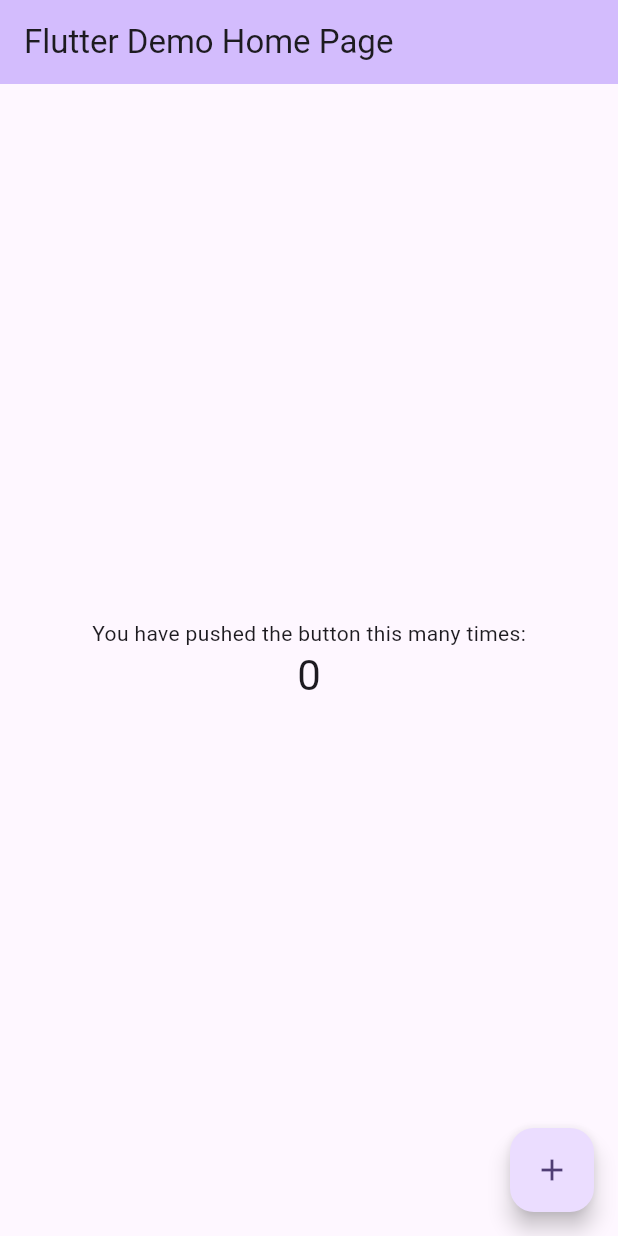
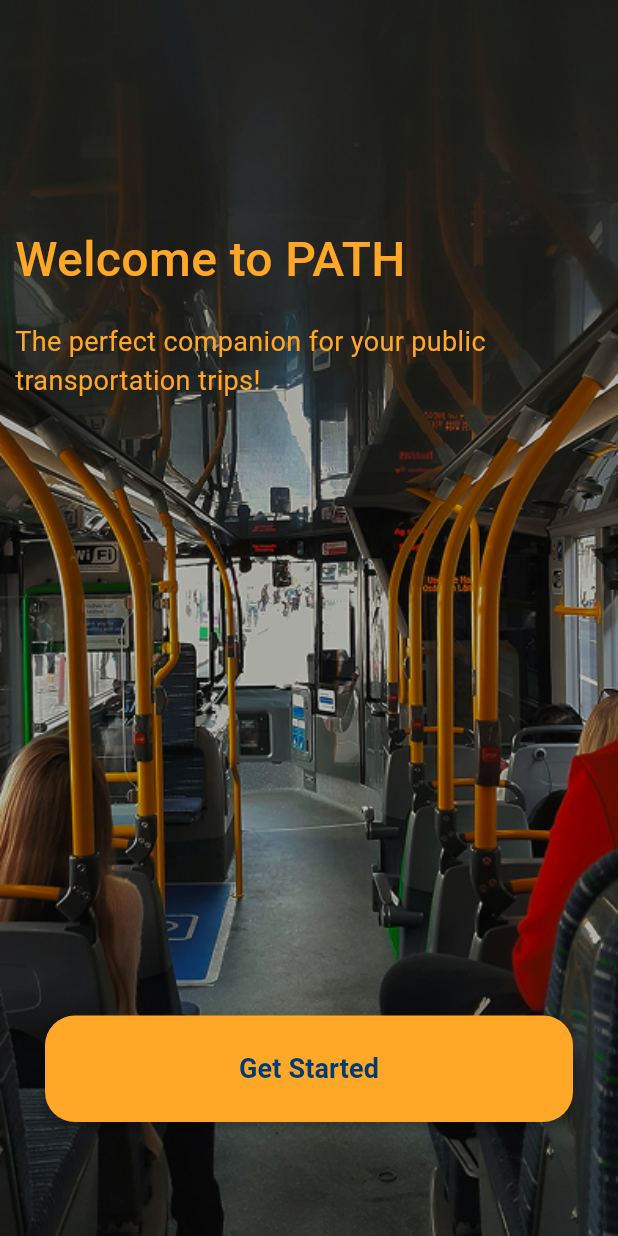
Before and after one commit to void018/path, a Flutter app: the screen it shows after launch, on a phone screen of 412 x 824 dp. Run offline on Flutter 3.47's test engine with Material 3 defaults, Android fonts, the phone set to English and light mode, and no system bars; Roboto replaces fonts that are missing (inter).

Commit message:
muaaz screen

```diff
--- a/lib/main.dart
+++ b/lib/main.dart
@@ -1,4 +1,5 @@
 import 'package:flutter/material.dart';
+import 'package:public_transportation/screens/landing_screen.dart';
 
 void main() {
   runApp(const MyApp());
@@ -29,8 +30,9 @@
         // This works for code too, not just values: Most code changes can be
         // tested with just a hot reload.
         colorScheme: ColorScheme.fromSeed(seedColor: Colors.deepPurple),
+        useMaterial3: true,
       ),
-      home: const MyHomePage(title: 'Flutter Demo Home Page'),
+      home: const LandingScreen(),
     );
   }
 }
@@ -104,7 +106,9 @@
           // wireframe for each widget.
           mainAxisAlignment: MainAxisAlignment.center,
           children: <Widget>[
-            const Text('You have pushed the button this many times:'),
+            const Text(
+              'You have pushed the button this many times:',
+            ),
             Text(
               '$_counter',
               style: Theme.of(context).textTheme.headlineMedium,
--- /dev/null
+++ b/lib/screens/landing_screen.dart
@@ -0,0 +1,111 @@
+import 'package:flutter/material.dart';
+
+class LandingScreen extends StatefulWidget {
+  const LandingScreen({super.key});
+
+  @override
+  State<LandingScreen> createState() => _LandingScreenState();
+}
+
+class _LandingScreenState extends State<LandingScreen> {
+  @override
+  Widget build(BuildContext context) {
+    return Scaffold(
+      body: Stack(
+        children: [
+          //
+          // Background Image
+
+          Positioned.fill(
+            child: Image.asset(
+              'assets/publictransport.png',
+              fit: BoxFit.cover,
+            ),
+          ),
+          //
+          // Main Content
+
+          Column(
+            children: [
+              //
+              // Title text
+              //
+              Padding(
+                padding: const EdgeInsets.fromLTRB(10, 150, 0, 19),
+                child: Align(
+                  alignment: Alignment.centerLeft,
+                  child: Text(
+                    'Welcome to PATH',
+                    textAlign: TextAlign.left,
+                    style: TextStyle(
+                      color: Color.fromARGB(255, 255, 167, 38),
+                      fontSize: 32,
+                      fontFamily: 'inter',
+                      fontWeight: FontWeight.w500,
+                    ),
+                  ),
+                ),
+              ),
+              //
+              // Subtitle text
+              //
+              Padding(
+                padding: const EdgeInsets.fromLTRB(10, 0, 0, 10),
+                child: Text(
+                  'The perfect companion for your public transportation trips!',
+                  style: TextStyle(
+                    color: Color.fromARGB(255, 255, 167, 38),
+                    fontSize: 18,
+                    fontFamily: 'inter',
+                    fontWeight: FontWeight.w400,
+                  ),
+                ),
+              ),
+              // Button with drop shadow
+              Padding(
+                padding: const EdgeInsets.fromLTRB(
+                    30, 400, 30, 0), // Reduce horizontal padding
+                child: SizedBox(
+                  width: double.infinity, // Stretch to fill available width
+                  height: 71,
+                  child: Container(
+                    decoration: BoxDecoration(
+                      boxShadow: [
+                        BoxShadow(
+                          color: Colors.black.withOpacity(0.25),
+                          spreadRadius: 0,
+                          blurRadius: 4,
+                          offset: Offset(0, 4),
+                        ),
+                      ],
+                      borderRadius: BorderRadius.circular(10),
+                    ),
+                    child: ElevatedButton(
+                      style: ElevatedButton.styleFrom(
+                        backgroundColor: Color.fromARGB(255, 255, 167, 38),
+                        shape: RoundedRectangleBorder(
+                          borderRadius: BorderRadius.circular(20),
+                        ),
+                        elevation: 0, // Remove default shadow
+                      ),
+                      onPressed: () {},
+                      child: const Text(
+                        'Get Started',
+                        style: TextStyle(
+                          color: Color.fromARGB(255, 0, 59, 115),
+                          fontSize: 18,
+                          fontFamily: 'inter',
+                          fontWeight: FontWeight.w600,
+                        ),
+                      ),
+                    ),
+                  ),
+                ),
+              ),
+            ],
+          ),
+        ],
+      ),
+    );
+  }
+}
```
Also changed, not shown: pubspec.yaml (+6 -5 lines), assets/publictransport.png (added), 3 other files.
